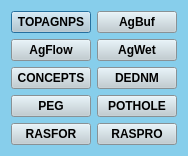
Qt form ui/generalcontrol.ui (Inigobarbe/QGIS-AnnAGNPS) before a commit.
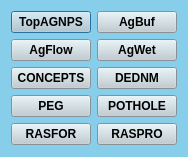
The same form after that commit.

```diff
--- a/ui/generalcontrol.ui
+++ b/ui/generalcontrol.ui
@@ -7,7 +7,7 @@
     <x>0</x>
     <y>0</y>
     <width>180</width>
-    <height>146</height>
+    <height>157</height>
    </rect>
   </property>
   <property name="windowTitle">
@@ -29,7 +29,7 @@
       <string notr="true">background-color: #becbd1;</string>
      </property>
      <property name="text">
-      <string>TOPAGNPS</string>
+      <string>TopAGNPS</string>
      </property>
     </widget>
    </item>
```
Left out of the diff: 2 changed lines with no effect on the pictures.
